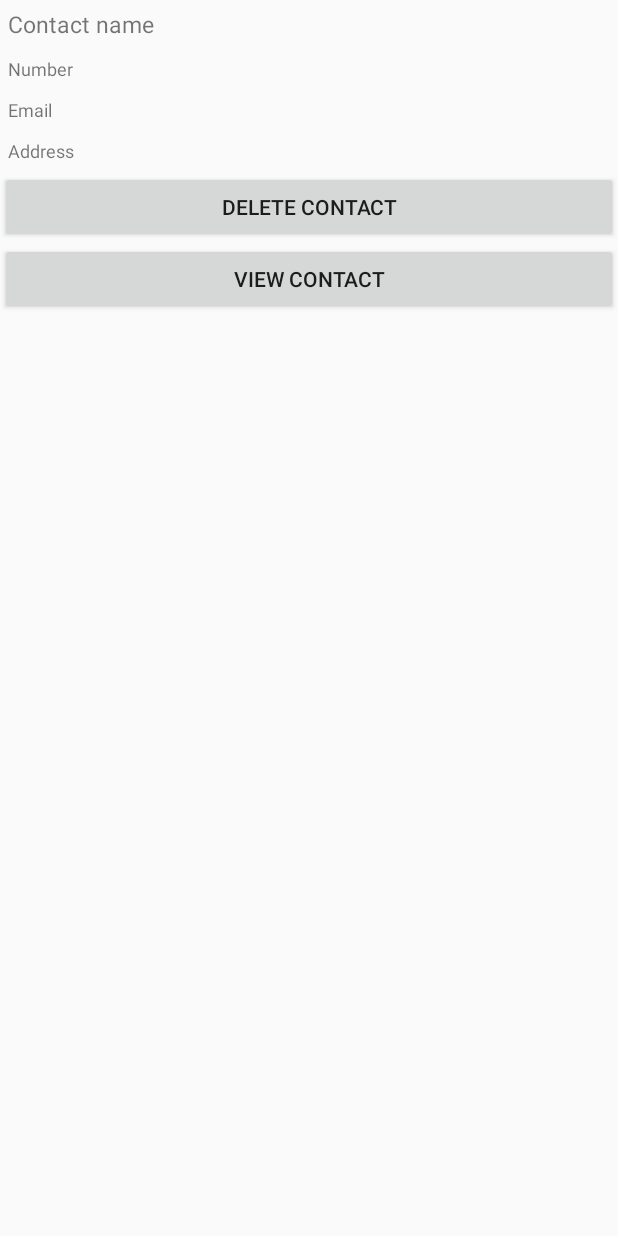
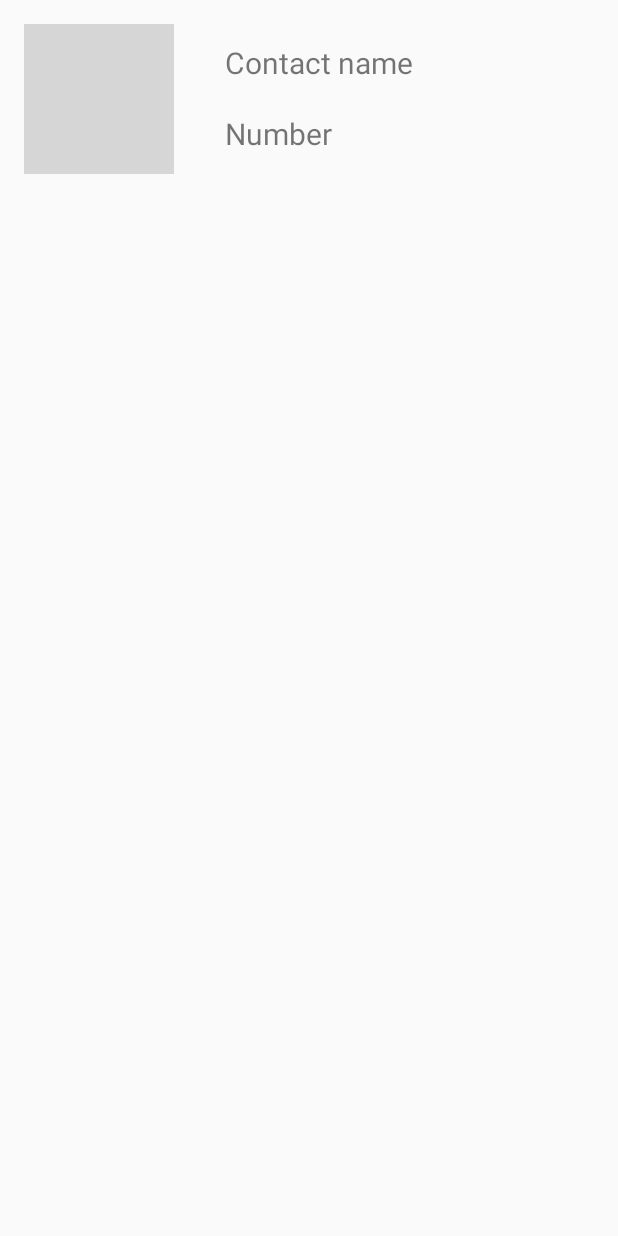
Before and after one commit to bulve/ContactReader, an Android app: the layout listview_item.xml on its own in the app's theme, with its tools: preview values and no code run, on a phone screen of 412 x 824 dp. Run offline under Robolectric (Android 15) with nearby library versions, the phone set to English and light mode, and no system bars; grey boxes are pictures that could not be loaded.

Commit message:
14MAR
I change fragment to normal aktivity.
some changes on designe of info and update page
New:
added image view of contact (have some issues)
added onclick normal and long on contact redirecting to Info or update page.

```diff
--- a/app/build.gradle
+++ b/app/build.gradle
@@ -26,6 +26,7 @@ dependencies {
     })
     compile 'com.android.support:appcompat-v7:24.2.1'
     compile 'com.android.support:support-v4:24.2.1'
+    compile 'com.google.android.gms:play-services-maps:9.6.1'
+    compile 'com.android.support.constraint:constraint-layout:1.0.2'
     testCompile 'junit:junit:4.12'
-    compile 'com.google.android.gms:play-services-maps:9.6.1'
 }
--- a/app/src/main/res/layout/listview_item.xml
+++ b/app/src/main/res/layout/listview_item.xml
@@ -1,54 +1,44 @@
 <?xml version="1.0" encoding="utf-8"?>
-<LinearLayout xmlns:android="http://schemas.android.com/apk/res/android"
-    xmlns:tools="http://schemas.android.com/tools"
-    android:id="@+id/listViewLinearLayout"
-    android:orientation="vertical" android:layout_width="match_parent"
-
-    android:layout_height="match_parent">
+<RelativeLayout xmlns:android="http://schemas.android.com/apk/res/android"
+    xmlns:app="http://schemas.android.com/apk/res-auto"
+    android:id="@+id/listViewRealitiveLayout"
+    android:orientation="horizontal"
+    android:layout_width="match_parent"
+    android:layout_height="match_parent"
+    android:padding="@dimen/activity_vertical_margin">
 
     <TextView
-        android:text="Contact name"
+        android:id="@+id/contactName"
         android:layout_width="wrap_content"
         android:layout_height="wrap_content"
-        android:id="@+id/contactName"
-        android:textSize="15sp"
-
-        android:layout_margin="5dp" />
+        android:text="Contact name"
+        android:textSize="20dp"
+        android:layout_marginLeft="34dp"
+        android:layout_marginStart="34dp"
+        android:layout_alignParentTop="true"
+        android:layout_toRightOf="@+id/imageViewContactListView"
+        android:layout_toEndOf="@+id/imageViewContactListView"
+        android:layout_marginTop="12dp" />
 
     <TextView
-        android:text="Number"
+        android:id="@+id/contactNumber"
         android:layout_width="wrap_content"
         android:layout_height="wrap_content"
-        android:id="@+id/contactNumber"
-        android:textSize="12sp"
-        android:layout_margin="5dp" />
+        android:text="Number"
+        android:textSize="20dp"
+        android:layout_marginBottom="13dp"
+        android:layout_alignBottom="@+id/imageViewContactListView"
+        android:layout_alignLeft="@+id/contactName"
+        android:layout_alignStart="@+id/contactName" />
 
-    <TextView
-        android:text="Email"
-        android:layout_width="wrap_content"
-        android:layout_height="wrap_content"
-        android:id="@+id/contactEmail"
-        android:textSize="12sp"
-        android:layout_margin="5dp" />
+    <ImageView
+        android:id="@+id/imageViewContactListView"
+        android:layout_width="100dp"
+        android:layout_height="100dp"
+        android:layout_alignParentLeft="true"
+        android:layout_alignParentStart="true"
+        android:layout_alignParentTop="true"
+        app:srcCompat="@drawable/user" />
 
-    <TextView
-        android:text="Address"
-        android:layout_width="wrap_content"
-        android:layout_height="wrap_content"
-        android:id="@+id/contactAddress"
-        android:textSize="12sp"
-        android:layout_margin="5dp" />
 
-    <Button
-        android:text="Delete Contact"
-        android:layout_width="match_parent"
-        android:layout_height="wrap_content"
-        android:id="@+id/contactDelete"
-        />
-    <Button
-        android:text="View contact"
-        android:layout_width="match_parent"
-        android:layout_height="wrap_content"
-        android:id="@+id/viewContact"
-        android:onClick="viewContactInfo" />
-</LinearLayout>
+</RelativeLayout>
--- a/app/src/main/res/values/strings.xml
+++ b/app/src/main/res/values/strings.xml
@@ -2,6 +2,7 @@
     <string name="app_name">Contact reader</string>
     <string name="textViewName">Contact Manager</string>
 
-    <!-- TODO: Remove or change this placeholder text -->
+
     <string name="hello_blank_fragment">Hello blank fragment</string>
+    <string name="title_activity_maps">Map</string>
 </resources>
--- a/build.gradle
+++ b/build.gradle
@@ -5,7 +5,7 @@ buildscript {
         jcenter()
     }
     dependencies {
-        classpath 'com.android.tools.build:gradle:2.2.2'
+        classpath 'com.android.tools.build:gradle:2.3.0'
 
         // NOTE: Do not place your application dependencies here; they belong
         // in the individual module build.gradle files
```
Also changed, not shown: app/src/main/AndroidManifest.xml (+21 -1 lines), app/src/main/java/com/example/viktorija/contactreader/ContacViewFrame.java (deleted, +0 -63 lines), app/src/main/java/com/example/viktorija/contactreader/Contact.java (+13 -1 lines), app/src/main/java/com/example/viktorija/contactreader/Contact_Manager.java (+52 -19 lines), app/src/main/java/com/example/viktorija/contactreader/DatabaseHandler.java (+27 -9 lines), app/src/main/java/com/example/viktorija/contactreader/FragmentContactUpdateInfo.java (deleted, +0 -73 lines), app/src/main/res/layout/activity_contact__manager.xml (+23 -12 lines), app/src/main/res/layout/activity_contact_view_frame.xml (deleted, +0 -40 lines), gradle/wrapper/gradle-wrapper.properties.
